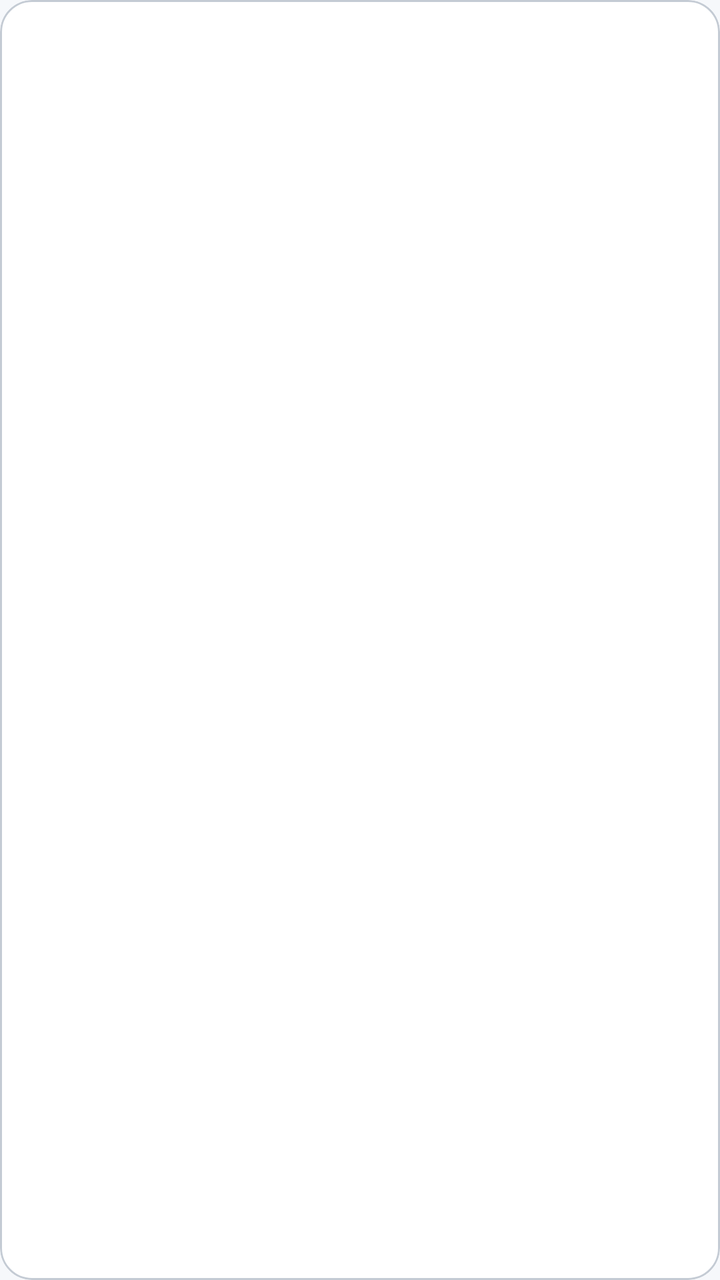
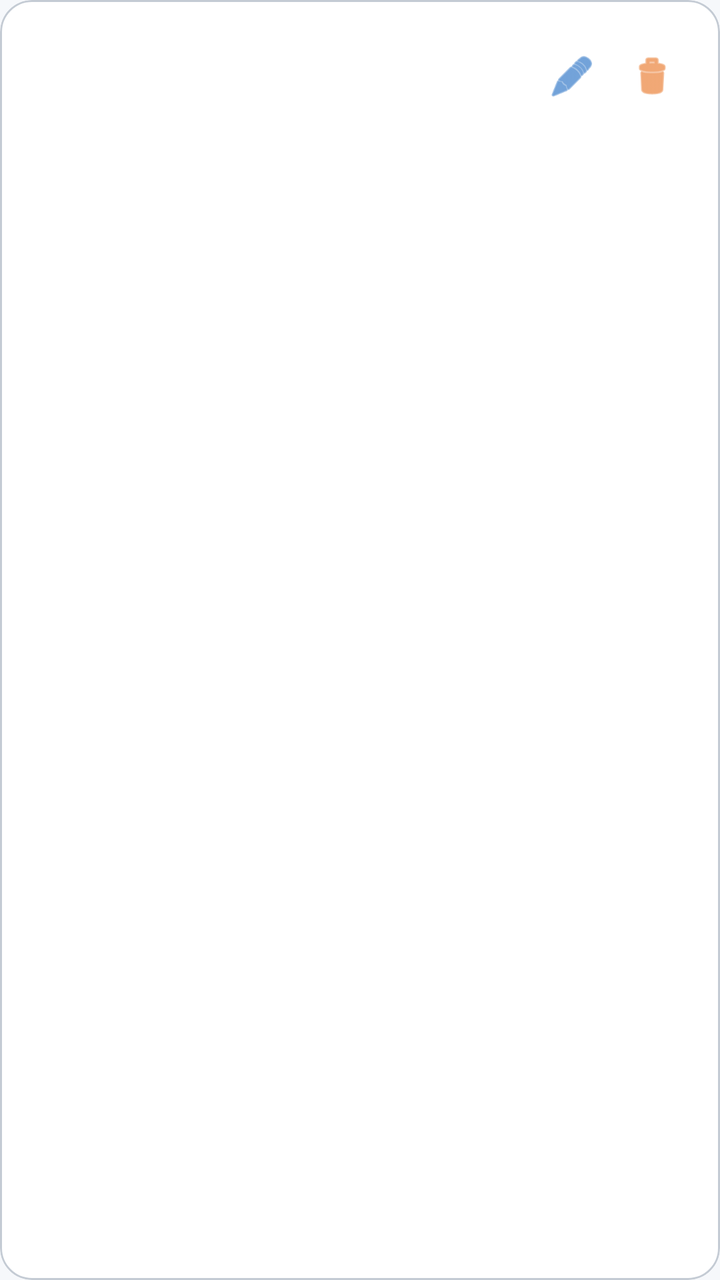

Compare the two renders of this Android layout. The source of the first and the diff that turns it into the second are given below.
<!-- AndroidManifest.xml: application theme Theme.SistemaBodegaAppAndroid -->
<!-- res/layout/item_rol.xml -->
<?xml version="1.0" encoding="utf-8"?>
<com.google.android.material.card.MaterialCardView xmlns:android="http://schemas.android.com/apk/res/android"
    xmlns:app="http://schemas.android.com/apk/res-auto"
    android:layout_width="match_parent"
    android:layout_height="wrap_content"
    android:layout_marginHorizontal="16dp"
    android:layout_marginVertical="6dp"
    app:cardCornerRadius="16dp"
    app:cardElevation="0dp"
    app:cardBackgroundColor="@color/surface"
    app:strokeColor="@color/outline"
    app:strokeWidth="1dp">

    <LinearLayout
        android:layout_width="match_parent"
        android:layout_height="wrap_content"
        android:orientation="vertical"
        android:padding="16dp">

        <TextView
            android:id="@+id/tvNombreRol"
            android:layout_width="match_parent"
            android:layout_height="wrap_content"
            android:textAppearance="@style/TextAppearance.Material3.TitleMedium"
            android:textColor="@color/primary"
            android:textStyle="bold" />

        <TextView
            android:id="@+id/tvDescripcionRol"
            android:layout_width="match_parent"
            android:layout_height="wrap_content"
            android:layout_marginTop="4dp"
            android:textAppearance="@style/TextAppearance.Material3.BodyMedium"
            android:textColor="@color/text_secondary" />

    </LinearLayout>
</com.google.android.material.card.MaterialCardView>
<!-- resources referenced by this layout -->
<resources>
  <color name="outline">#C4CBD4</color>
  <color name="primary">#1565C0</color>
  <color name="surface">#FFFFFF</color>
  <color name="text_secondary">#5F6368</color>
  <style name="Theme.SistemaBodegaAppAndroid" parent="Base.Theme.SistemaBodegaAppAndroid" />
  <style name="Base.Theme.SistemaBodegaAppAndroid" parent="Theme.Material3.DayNight.NoActionBar">
          <item name="colorPrimary">@color/primary</item>
          <item name="colorOnPrimary">@color/white</item>
          <item name="colorPrimaryContainer">@color/primary_container</item>
          <item name="colorSecondary">@color/accent</item>
          <item name="colorSurface">@color/surface</item>
          <item name="android:colorBackground">@color/background</item>
          <item name="android:statusBarColor">@color/primary_dark</item>
          <item name="android:navigationBarColor">@color/background</item>
      </style>
  <color name="white">#FFFFFFFF</color>
  <color name="primary_container">#B3DEFF</color>
  <color name="accent">#E76E1A</color>
  <color name="background">#F6F8FB</color>
  <color name="primary_dark">#1457AC</color>
</resources>

<!-- the commit's change to res/layout/item_rol.xml (unified diff, before → after) -->
@@ -14,24 +14,55 @@
     <LinearLayout
         android:layout_width="match_parent"
         android:layout_height="wrap_content"
-        android:orientation="vertical"
+        android:gravity="center_vertical"
+        android:orientation="horizontal"
         android:padding="16dp">
 
-        <TextView
-            android:id="@+id/tvNombreRol"
-            android:layout_width="match_parent"
+        <LinearLayout
+            android:layout_width="0dp"
             android:layout_height="wrap_content"
-            android:textAppearance="@style/TextAppearance.Material3.TitleMedium"
-            android:textColor="@color/primary"
-            android:textStyle="bold" />
+            android:layout_weight="1"
+            android:orientation="vertical">
 
-        <TextView
-            android:id="@+id/tvDescripcionRol"
-            android:layout_width="match_parent"
-            android:layout_height="wrap_content"
-            android:layout_marginTop="4dp"
-            android:textAppearance="@style/TextAppearance.Material3.BodyMedium"
-            android:textColor="@color/text_secondary" />
+            <TextView
+                android:id="@+id/tvNombreRol"
+                android:layout_width="match_parent"
+                android:layout_height="wrap_content"
+                android:textAppearance="@style/TextAppearance.Material3.TitleMedium"
+                android:textColor="@color/primary"
+                android:textStyle="bold" />
+
+            <TextView
+                android:id="@+id/tvDescripcionRol"
+                android:layout_width="match_parent"
+                android:layout_height="wrap_content"
+                android:layout_marginTop="4dp"
+                android:textAppearance="@style/TextAppearance.Material3.BodyMedium"
+                android:textColor="@color/text_secondary" />
+
+        </LinearLayout>
+
+        <ImageView
+            android:id="@+id/btnEditRol"
+            android:layout_width="36dp"
+            android:layout_height="36dp"
+            android:layout_marginStart="8dp"
+            android:background="?attr/selectableItemBackgroundBorderless"
+            android:contentDescription="Editar"
+            android:padding="6dp"
+            android:src="@android:drawable/ic_menu_edit"
+            app:tint="@color/primary" />
+
+        <ImageView
+            android:id="@+id/btnDeleteRol"
+            android:layout_width="36dp"
+            android:layout_height="36dp"
+            android:layout_marginStart="4dp"
+            android:background="?attr/selectableItemBackgroundBorderless"
+            android:contentDescription="Eliminar"
+            android:padding="6dp"
+            android:src="@android:drawable/ic_menu_delete"
+            app:tint="@color/accent" />
 
     </LinearLayout>
 </com.google.android.material.card.MaterialCardView>
